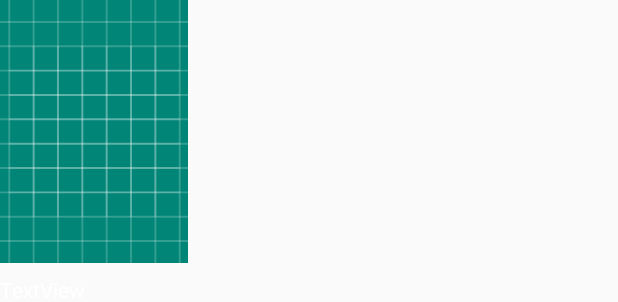
After one commit to mykytam/movie-app, an Android app: the layout item_movie.xml on its own in the app's theme, with its tools: preview values and no code run, on a phone screen of 412 x 824 dp. The commit adds this screen. Shown: the top 302 px of the screen. Run offline under Robolectric (Android 15) with nearby library versions, the phone set to English and light mode, and no system bars.

Commit message:
Horizontal Movie List added

```diff
--- /dev/null
+++ b/app/src/main/res/layout/item_movie.xml
@@ -0,0 +1,35 @@
+<?xml version="1.0" encoding="utf-8"?>
+<androidx.constraintlayout.widget.ConstraintLayout xmlns:android="http://schemas.android.com/apk/res/android"
+    xmlns:app="http://schemas.android.com/apk/res-auto"
+    xmlns:tools="http://schemas.android.com/tools"
+    android:layout_width="125dp"
+    android:layout_height="wrap_content"
+    android:layout_marginRight="8dp"
+    android:clickable="true"
+    android:focusable="true"
+    android:foreground="?attr/selectableItemBackgroundBorderless">
+
+    <ImageView
+        android:scaleType="centerCrop"
+        android:id="@+id/item_movie_image"
+        android:layout_width="0dp"
+        android:layout_height="175dp"
+        app:layout_constraintEnd_toEndOf="parent"
+        app:layout_constraintStart_toStartOf="parent"
+        app:layout_constraintTop_toTopOf="parent"
+        android:src="@drawable/ic_launcher_background" />
+
+    <TextView
+        android:textColor="#ffffff"
+        android:id="@+id/item_movie_title"
+        android:layout_width="wrap_content"
+        android:layout_height="wrap_content"
+        android:layout_marginTop="8dp"
+        android:text="TextView"
+        app:layout_constraintBottom_toBottomOf="parent"
+        app:layout_constraintEnd_toEndOf="parent"
+        app:layout_constraintHorizontal_bias="0.0"
+        app:layout_constraintStart_toStartOf="parent"
+        app:layout_constraintTop_toBottomOf="@+id/item_movie_image" />
+
+</androidx.constraintlayout.widget.ConstraintLayout>
--- a/build.gradle
+++ b/build.gradle
@@ -7,7 +7,7 @@ buildscript {
 
     }
     dependencies {
-        classpath 'com.android.tools.build:gradle:3.5.2'
+        classpath 'com.android.tools.build:gradle:3.5.3'
 
         // NOTE: Do not place your application dependencies here; they belong
         // in the individual module build.gradle files
```
Also changed, not shown: app/src/main/java/com/example/movielover/HomeActivity.java (+19 -0 lines), app/src/main/java/com/example/movielover/Movie.java (added, +76 -0 lines), app/src/main/java/com/example/movielover/MovieAdapter.java (added, +62 -0 lines), app/src/main/res/layout/activity_home.xml (+30 -0 lines), app/src/main/res/drawable/black.jpg (added), app/src/main/res/drawable/bond.jpg (added), app/src/main/res/drawable/fast9.jpg (added), app/src/main/res/drawable/history.jpg (added), 2 other files.
